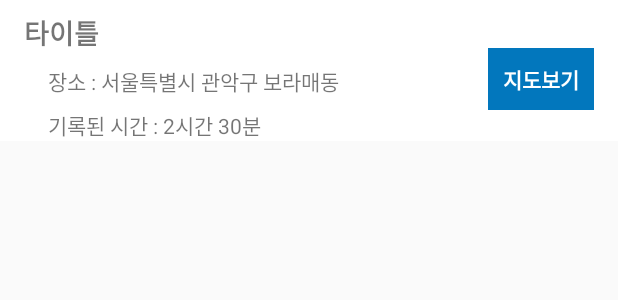
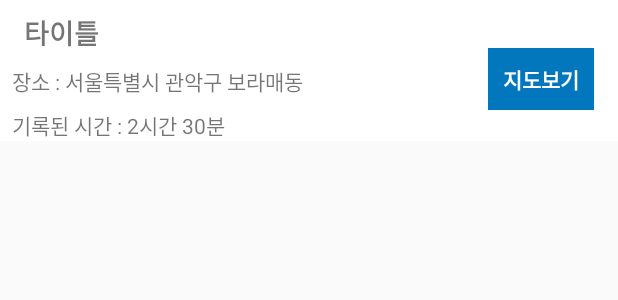
Before and after one commit to soulduse/fish-project, an Android app: the layout record_item.xml on its own in the app's theme, with its tools: preview values and no code run, on a phone screen of 412 x 824 dp. Shown: the top 300 px of the screen. Run offline under Robolectric (Android 15) with nearby library versions, the phone set to English and light mode, and no system bars.

Commit message:
기록리스트 보기 페이지 추가

```diff
--- a/app/src/main/res/layout/record_item.xml
+++ b/app/src/main/res/layout/record_item.xml
@@ -3,8 +3,8 @@
     xmlns:app="http://schemas.android.com/apk/res-auto"
     xmlns:tools="http://schemas.android.com/tools"
     android:layout_width="match_parent"
-    android:background="@color/tide_white"
-    android:layout_height="wrap_content">
+    android:layout_height="wrap_content"
+    android:background="@color/tide_white">
 
     <TextView
         android:id="@+id/tv_title"
@@ -25,7 +25,7 @@
         android:layout_width="wrap_content"
         android:layout_height="wrap_content"
         android:layout_marginEnd="8dp"
-        android:layout_marginStart="32dp"
+        android:layout_marginStart="8dp"
         android:layout_marginTop="8dp"
         app:layout_constraintEnd_toStartOf="@+id/goto_mapview"
         app:layout_constraintHorizontal_bias="0.0"
@@ -38,7 +38,7 @@
         android:layout_width="wrap_content"
         android:layout_height="wrap_content"
         android:layout_marginEnd="8dp"
-        android:layout_marginStart="32dp"
+        android:layout_marginStart="8dp"
         android:layout_marginTop="8dp"
         app:layout_constraintEnd_toStartOf="@+id/goto_mapview"
         app:layout_constraintHorizontal_bias="0.0"
@@ -55,10 +55,10 @@
         android:layout_marginTop="32dp"
         android:background="@drawable/selector_record_location"
         android:padding="10dp"
+        android:text="@string/record_show_map"
         android:textColor="@color/tide_white"
         android:textStyle="bold"
         app:layout_constraintEnd_toEndOf="parent"
-        app:layout_constraintTop_toTopOf="parent"
-        tools:text="지도보기" />
+        app:layout_constraintTop_toTopOf="parent" />
 
 </android.support.constraint.ConstraintLayout>
--- a/app/src/main/res/values/strings.xml
+++ b/app/src/main/res/values/strings.xml
@@ -28,12 +28,16 @@
 
     <string name="today_tide">오늘의 물때 : %s</string>
 
+    <string name="record_show_map">지도보기</string>
     <string name="record_show">기록보기</string>
     <string name="record_start">기록시작</string>
     <string name="record_stop">기록중지</string>
     <string name="record_time">현시각 : </string>
     <string name="record_address">주소 : </string>
-    <string name="warning_empty_address">해당되는 주소 정보는 없습니다.</string>
+    <string name="no_address_found">해당되는 주소를 찾을 수 없습니다.</string>
+    <string name="no_time_found">날짜정보 읽어올 수 없음</string>
+    <string name="service_not_available">네트워크 불안정으로 주소를 가져올 수 없습니다.</string>
+    <string name="invalid_lat_long_used">GPS 주소를 읽어올 수 없습니다.</string>
     <string name="korea">대한민국</string>
 
     <!-- ALARM -->
```
Also changed, not shown: app/src/main/java/com/dave/fish/ui/map/record/RecordAdapter.kt (+23 -7 lines).
